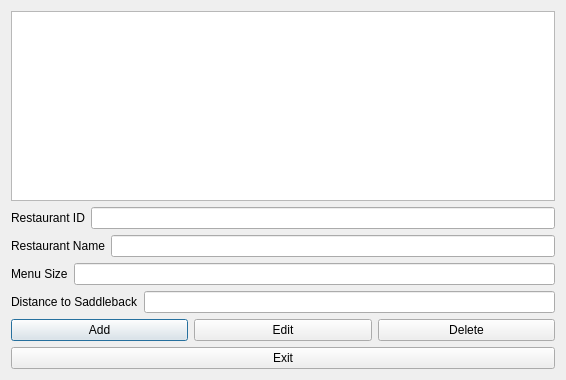
First picture: the form in addrestaurant.ui, repository khaller1/CS1D-PROJECT-1, before the edit.
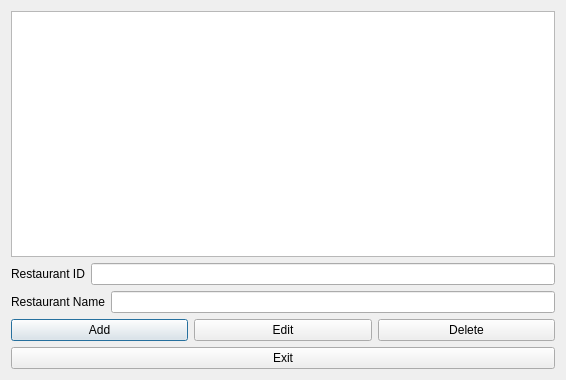
Second picture: the form after the edit.

What changed in the file:
```diff
--- a/addrestaurant.ui
+++ b/addrestaurant.ui
@@ -50,38 +50,10 @@
         </layout>
        </item>
        <item>
-        <layout class="QFormLayout" name="formLayout_3">
-         <item row="0" column="0">
-          <widget class="QLabel" name="label_3">
-           <property name="sizePolicy">
-            <sizepolicy hsizetype="Preferred" vsizetype="Preferred">
-             <horstretch>0</horstretch>
-             <verstretch>0</verstretch>
-            </sizepolicy>
-           </property>
-           <property name="text">
-            <string>Menu Size</string>
-           </property>
-          </widget>
-         </item>
-         <item row="0" column="1">
-          <widget class="QLineEdit" name="lineEdit_menu"/>
-         </item>
-        </layout>
+        <layout class="QFormLayout" name="formLayout_3"/>
        </item>
        <item>
-        <layout class="QFormLayout" name="formLayout_4">
-         <item row="0" column="0">
-          <widget class="QLabel" name="label_4">
-           <property name="text">
-            <string>Distance to Saddleback</string>
-           </property>
-          </widget>
-         </item>
-         <item row="0" column="1">
-          <widget class="QLineEdit" name="lineEdit_distance"/>
-         </item>
-        </layout>
+        <layout class="QFormLayout" name="formLayout_4"/>
        </item>
       </layout>
      </item>
```
